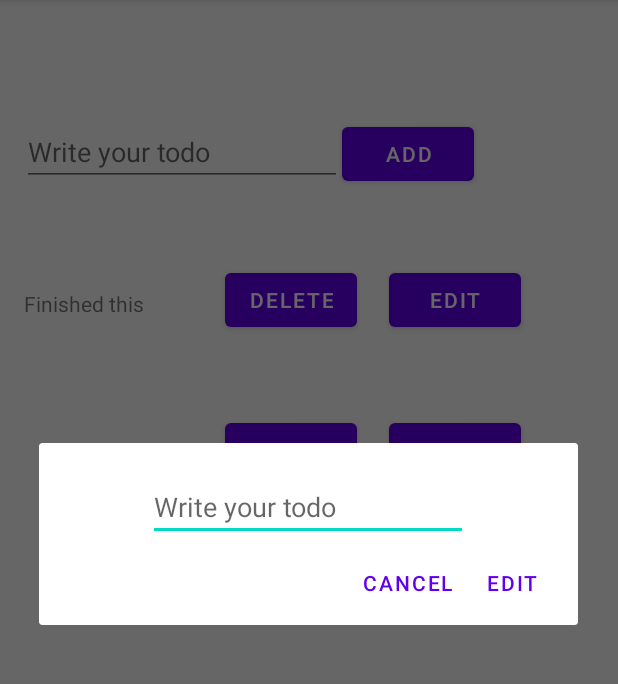
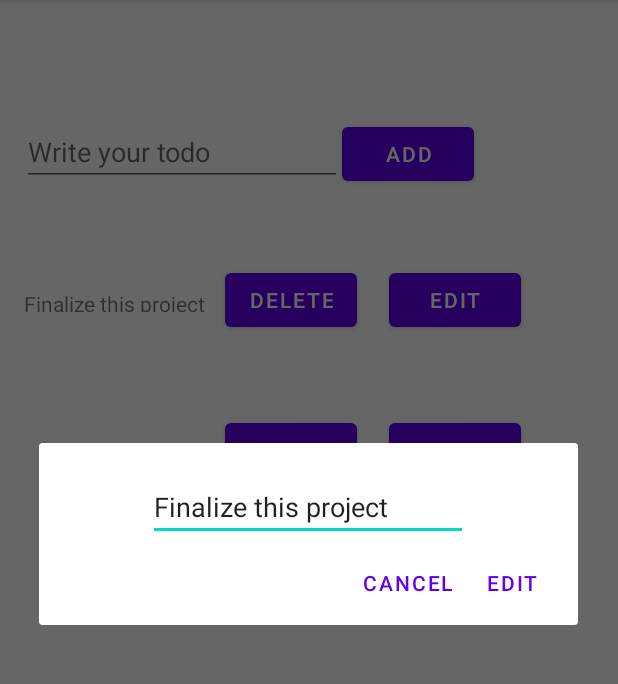
Before and after one commit to JoaoWitorFelipe/todo_list_android, an Android app: the screen it shows after launch (MainActivity), after a tap on "EDIT", on a phone screen of 412 x 824 dp, the part 84-768 px from its top. Run offline under Robolectric (Android 15) with nearby library versions, the phone set to English and light mode, and no system bars; 2 statements that could not run were skipped; 1 other tap on this screen came first.

Commit message:
fix error when open edit dialog

```diff
--- a/app/src/main/java/com/example/todolist/EditTitleDialogFragment.kt
+++ b/app/src/main/java/com/example/todolist/EditTitleDialogFragment.kt
@@ -3,6 +3,7 @@ package com.example.todolist
 import android.app.AlertDialog
 import android.app.Dialog
 import android.content.DialogInterface
+import android.content.Intent
 import android.os.Bundle
 import androidx.fragment.app.Fragment
 import android.view.LayoutInflater
@@ -27,14 +28,18 @@ class EditTitleDialogFragment(private val todoItem: TodoItem) : DialogFragment()
             val builder = AlertDialog.Builder(it)
 
             val inflater = requireActivity().layoutInflater;
+            val view: View = inflater.inflate(R.layout.fragment_edit_title_dialog, null)
 
-            val inputEditText = it.findViewById<EditText>(R.id.editTitleDialog)
+            val inputEditText = view.findViewById<EditText>(R.id.editTitleDialog)
             inputEditText.setText(todoItem.title)
 
-            builder.setView(inflater.inflate(R.layout.fragment_edit_title_dialog, null))
+
+            builder.setView(view)
                     .setPositiveButton(R.string.button_edit,
                             DialogInterface.OnClickListener { _, _ ->
-                                // sign in the user ...
+                                val textEdited = inputEditText.text.toString()
+                                val todoItem = TodoItem(textEdited)
+
                             })
                     .setNegativeButton(R.string.button_cancel,
                             DialogInterface.OnClickListener { dialog, _ ->
--- a/app/src/main/java/com/example/todolist/MainActivity.kt
+++ b/app/src/main/java/com/example/todolist/MainActivity.kt
@@ -1,5 +1,6 @@
 package com.example.todolist
 
+import android.content.Intent
 import androidx.appcompat.app.AppCompatActivity
 import android.os.Bundle
 import android.view.LayoutInflater
@@ -7,7 +8,6 @@ import android.view.ViewGroup
 import android.widget.Button
 import android.widget.EditText
 import android.widget.TextView
-import androidx.appcompat.app.AlertDialog
 import androidx.constraintlayout.widget.ConstraintLayout
 import androidx.recyclerview.widget.LinearLayoutManager
 import androidx.recyclerview.widget.RecyclerView
@@ -19,7 +19,7 @@ class MainActivity : AppCompatActivity() {
     private lateinit var recyclerView: RecyclerView
     private lateinit var viewAdapter: RecyclerView.Adapter<*>
     private lateinit var viewManager: RecyclerView.LayoutManager
-    private val myDataSet: ArrayList<TodoItem> = arrayListOf(TodoItem("Finished this project"))
+    private val myDataSet: ArrayList<TodoItem> = arrayListOf(TodoItem("Finalize this project"))
 
     override fun onCreate(savedInstanceState: Bundle?) {
         super.onCreate(savedInstanceState)
@@ -57,8 +57,13 @@ class MainActivity : AppCompatActivity() {
     }
 
     private fun openEditAlertDialog(position: Int) {
-        val alertDialog = EditTitleDialogFragment(myDataSet[position])
+        val todoItem = myDataSet[position];
+        val alertDialog = EditTitleDialogFragment(todoItem)
+
+        alertDialog.setTargetFragment(alertDialog, 0)
         alertDialog.show(supportFragmentManager, "EditTitleDialog")
+
+        alertDialog.
     }
 
     class MyAdapter(
--- a/app/src/main/java/com/example/todolist/models/TodoItem.kt
+++ b/app/src/main/java/com/example/todolist/models/TodoItem.kt
@@ -1,3 +1,3 @@
 package com.example.todolist.models
 
-class TodoItem(val title: String)
+class TodoItem(val title: String?)
```
